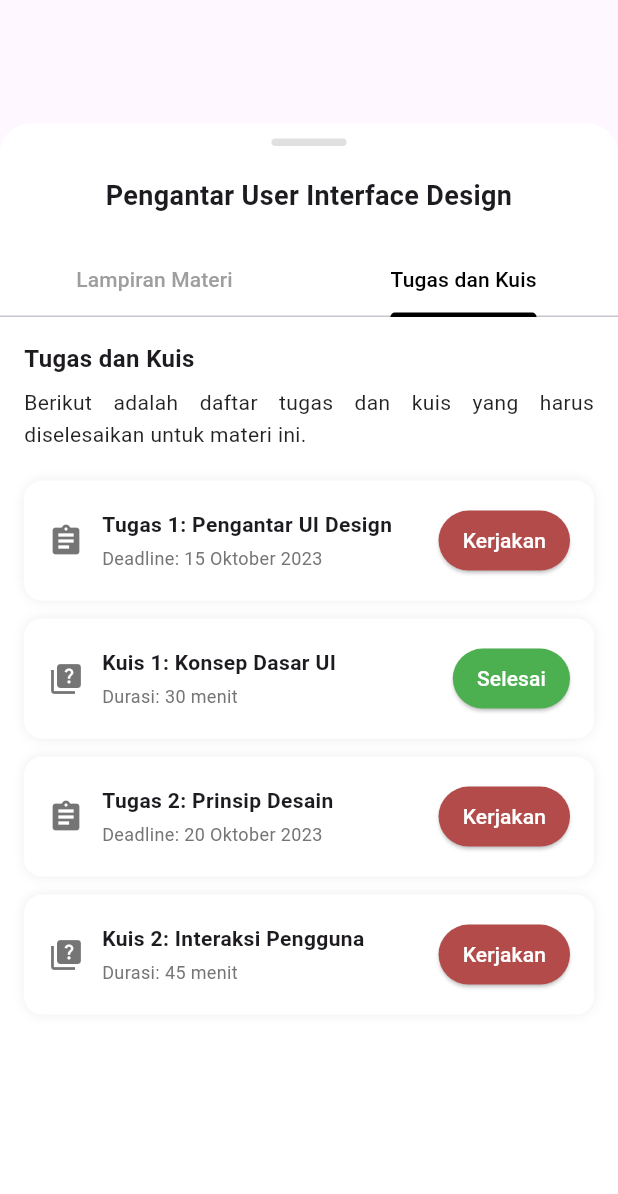
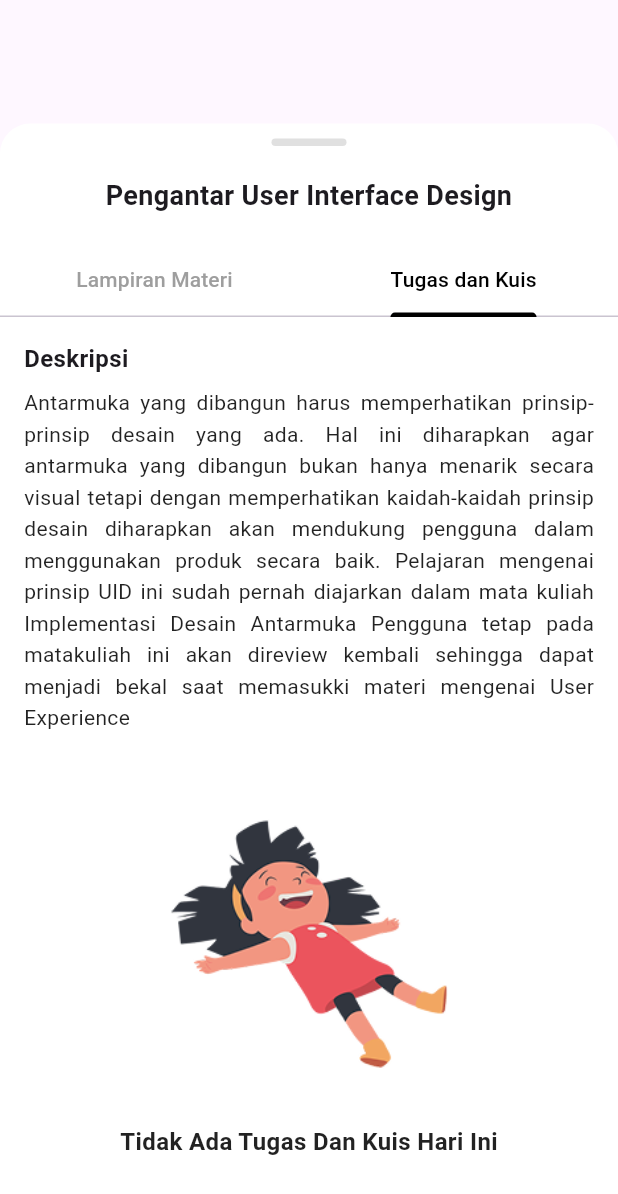
Before and after one commit to nunaprameswari/lms_hybird, a Flutter app: the MateriDetailSheet widget shown alone on an empty page, opened directly, tab 2 chosen, on a phone screen of 412 x 824 dp. Shown: the top 1194 px of the screen. Run offline on Flutter 3.47's test engine with Material 3 defaults, Android fonts, the phone set to English and light mode, and no system bars.

Commit message:
menambahkan image dan melakukan perubahan coding di materi_sheet.dart

```diff
--- a/lib/fitur/materi_sheet.dart
+++ b/lib/fitur/materi_sheet.dart
@@ -150,97 +150,42 @@ class MateriDetailSheet extends StatelessWidget {
       padding: const EdgeInsets.all(16),
       children: [
         const Text(
-          "Tugas dan Kuis",
+          "Deskripsi",
           style: TextStyle(fontWeight: FontWeight.bold, fontSize: 16),
         ),
         const SizedBox(height: 8),
         const Text(
-          "Berikut adalah daftar tugas dan kuis yang harus diselesaikan untuk materi ini.",
+          "Antarmuka yang dibangun harus memperhatikan prinsip-prinsip desain yang ada. Hal ini diharapkan agar antarmuka yang dibangun bukan hanya menarik secara visual tetapi dengan memperhatikan kaidah-kaidah prinsip desain diharapkan akan mendukung pengguna dalam menggunakan produk secara baik. Pelajaran mengenai prinsip UID ini sudah pernah diajarkan dalam mata kuliah Implementasi Desain Antarmuka Pengguna tetap pada matakuliah ini akan direview kembali sehingga dapat menjadi bekal saat memasukki materi mengenai User Experience",
           style: TextStyle(fontSize: 14, height: 1.5, color: Colors.black87),
           textAlign: TextAlign.justify,
         ),
-        const SizedBox(height: 20),
-        // Daftar tugas dan kuis
-        _buildTugasItem(
-          icon: Icons.assignment,
-          title: "Tugas 1: Pengantar UI Design",
-          subtitle: "Deadline: 15 Oktober 2023",
-          isCompleted: false,
-        ),
-        _buildTugasItem(
-          icon: Icons.quiz,
-          title: "Kuis 1: Konsep Dasar UI",
-          subtitle: "Durasi: 30 menit",
-          isCompleted: true,
-        ),
-        _buildTugasItem(
-          icon: Icons.assignment,
-          title: "Tugas 2: Prinsip Desain",
-          subtitle: "Deadline: 20 Oktober 2023",
-          isCompleted: false,
-        ),
-        _buildTugasItem(
-          icon: Icons.quiz,
-          title: "Kuis 2: Interaksi Pengguna",
-          subtitle: "Durasi: 45 menit",
-          isCompleted: false,
+        const SizedBox(height: 40),
+        // Bagian Ilustrasi Kosong sesuai gambar Kuis.png
+        Center(
+          child: Column(
+            mainAxisAlignment: MainAxisAlignment.center,
+            children: [
+              // Ganti dengan path asset gambar Anda jika sudah ada
+              Image.asset('assets/image/happy.png', height: 200),
+              // Sementara menggunakan placeholder icon/image agar kode tidak error:
+              // Icon(
+              //   Icons.sentiment_very_satisfied_outlined,
+              //   size: 150,
+              //   color: Colors.orange[200],
+              // ),
+              const SizedBox(height: 20),
+              const Text(
+                "Tidak Ada Tugas Dan Kuis Hari Ini",
+                style: TextStyle(
+                  fontSize: 16,
+                  fontWeight: FontWeight.bold,
+                  color: Colors.black87,
+                ),
+              ),
+            ],
+          ),
         ),
       ],
-    );
-  }
-
-  Widget _buildTugasItem({
-    required IconData icon,
-    required String title,
-    required String subtitle,
-    required bool isCompleted,
-  }) {
-    return Container(
-      margin: const EdgeInsets.only(bottom: 12),
-      padding: const EdgeInsets.all(16),
-      decoration: BoxDecoration(
-        color: Colors.white,
-        borderRadius: BorderRadius.circular(12),
-        boxShadow: [BoxShadow(color: Colors.grey[200]!, blurRadius: 6)],
-      ),
-      child: Row(
-        children: [
-          Icon(icon, size: 24, color: Colors.black54),
-          const SizedBox(width: 12),
-          Expanded(
-            child: Column(
-              crossAxisAlignment: CrossAxisAlignment.start,
-              children: [
-                Text(
-                  title,
-                  style: const TextStyle(
-                    fontWeight: FontWeight.bold,
-                    fontSize: 14,
-                  ),
-                ),
-                const SizedBox(height: 4),
-                Text(
-                  subtitle,
-                  style: TextStyle(fontSize: 12, color: Colors.grey[600]),
-                ),
-              ],
-            ),
-          ),
-          ElevatedButton(
-            onPressed: () {
-              // Handle tugas action
-            },
-            style: ElevatedButton.styleFrom(
-              backgroundColor: isCompleted
-                  ? Colors.green
-                  : const Color(0xFFB34B4B),
-              foregroundColor: Colors.white,
-              padding: const EdgeInsets.symmetric(horizontal: 16, vertical: 8),
-            ),
-            child: Text(isCompleted ? "Selesai" : "Kerjakan"),
-          ),
-        ],
-      ),
     );
   }
 }
```
Also changed, not shown: assets/image/happy.png (added).
